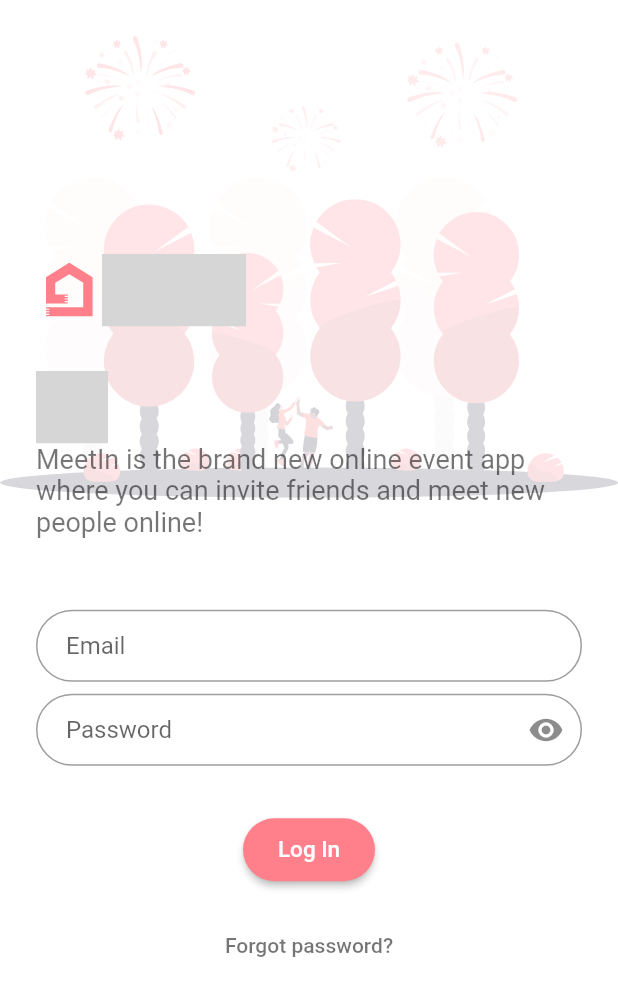
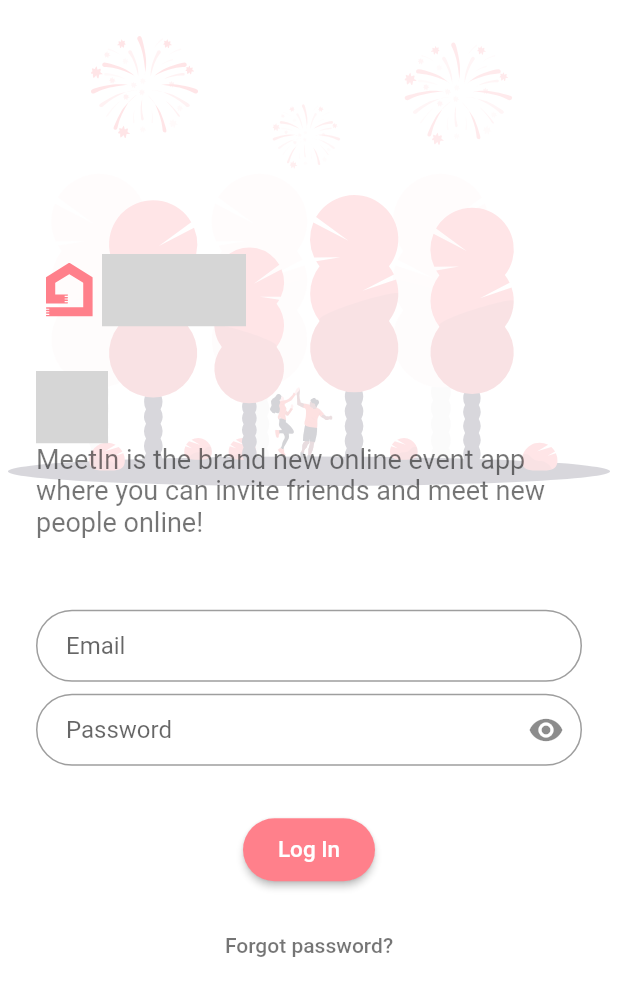
Before and after one commit to maxiin/MeetIn, a Flutter app: the screen it shows after launch, on a phone screen of 412 x 824 dp. Shown: the top 996 px of the screen. Run offline on Flutter 3.47's test engine with Material 2 defaults, Android fonts, the phone set to English and light mode, and no system bars; our stand-ins replace flutter_slidable, flutter_svg, geolocator, google_maps_flutter, image_cropper, image_picker and 2 more; missing offline and left inert: flutter_google_places, google_maps_webservice; statements that could not run were skipped; grey boxes are pictures that could not be loaded.

Commit message:
change background loading location

```diff
--- a/lib/pages/login.dart
+++ b/lib/pages/login.dart
@@ -36,6 +36,20 @@
         TitleText('Meet', color: primaryColor),
         TitleText('In', color: secondaryColor),
       ],
+    );
+
+    final background = Padding(
+      padding: const EdgeInsets.fromLTRB(0, 24, 0, 0),
+      child: Opacity(
+          opacity: 0.2,
+          child: SizedBox(
+            // TODO needs fixing
+            // stackoverflow.com/questions/62257156
+            child: SvgPicture.asset('assets/images/party.svg',
+                alignment: Alignment.topCenter),
+            height: 300,
+            width: 1080,
+          )),
     );
 
     final welcomeText = Column(
@@ -105,13 +119,7 @@
       backgroundColor: backgroundColor,
       body: Stack(
         children: <Widget>[
-          Padding(
-            padding: const EdgeInsets.fromLTRB(0, 24, 0, 0),
-            child: Opacity(
-                opacity: 0.2,
-                child: SvgPicture.asset('assets/images/party.svg',
-                    alignment: Alignment.topCenter)),
-          ),
+          background,
           Center(
             child: ListView(
               shrinkWrap: true,
```
